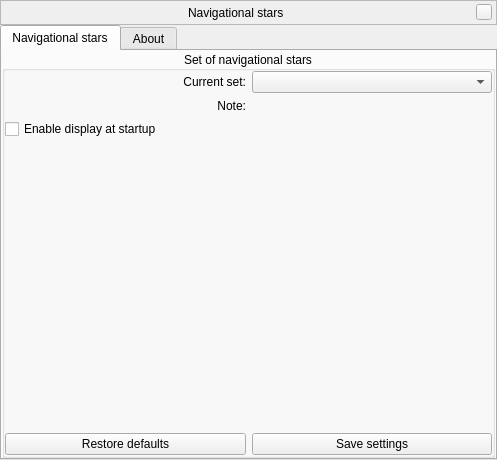
Old version of the form plugins/NavStars/src/gui/navStarsWindow.ui in the repository Stellarium/stellarium.
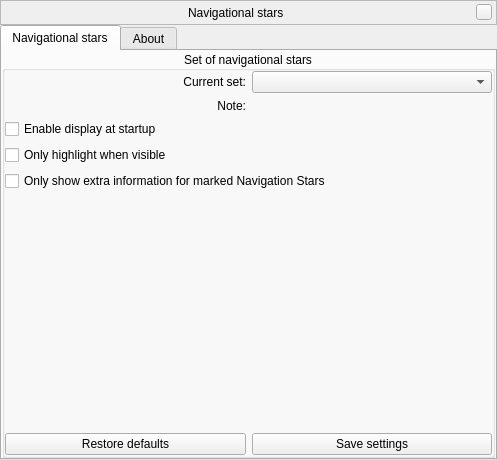
New version of the form. Custom widgets are drawn as their Qt base class.

```diff
--- a/plugins/NavStars/src/gui/navStarsWindow.ui
+++ b/plugins/NavStars/src/gui/navStarsWindow.ui
@@ -238,6 +238,20 @@
             </property>
            </widget>
           </item>
+          <item>
+            <widget class="QCheckBox" name="highlightWhenVisible">
+              <property name="text">
+                <string>Only highlight when visible</string>
+              </property>
+            </widget>
+          </item>
+          <item>
+            <widget class="QCheckBox" name="limitInfoToNavStars">
+              <property name="text">
+                <string>Only show extra information for marked Navigation Stars</string>
+              </property>
+            </widget>
+          </item>
           <item>
            <spacer name="verticalSpacer">
             <property name="orientation">
```
